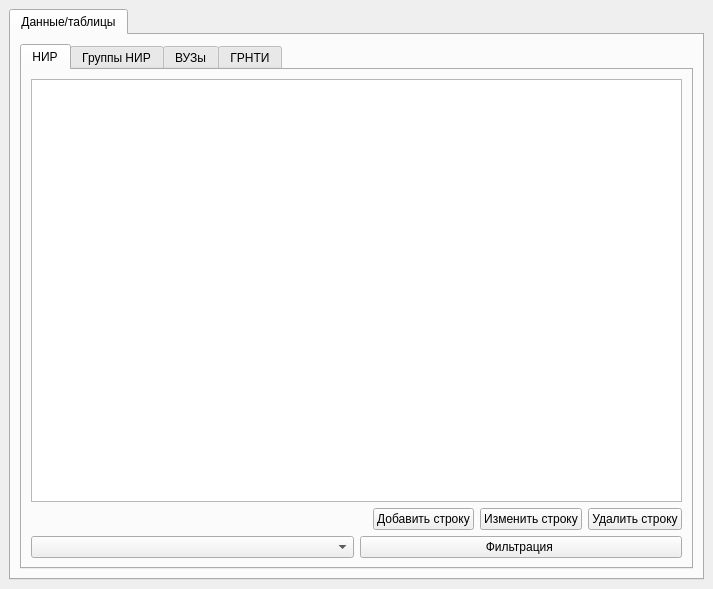
VaninaAY/SYBD, file MF.ui: the form before one commit.
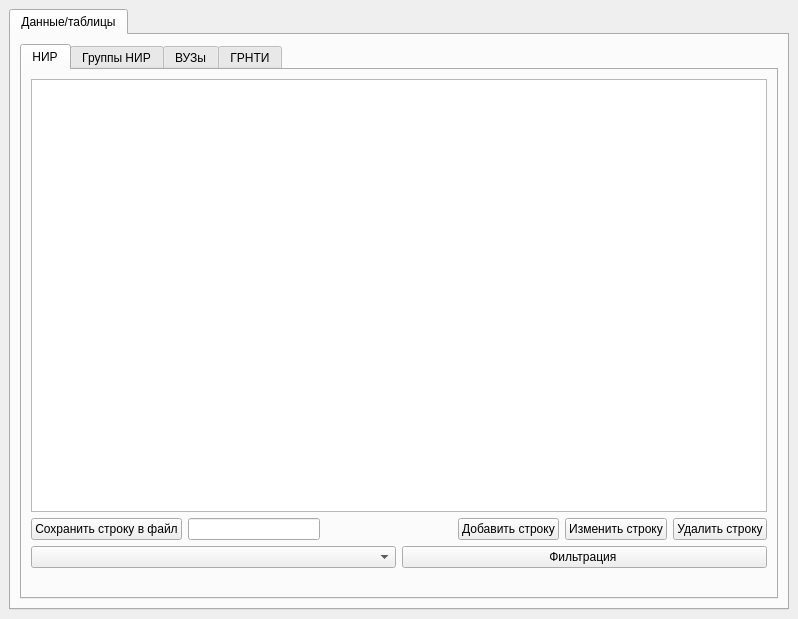
The form after the commit. The open tabs and pages were chosen to show the change.

```diff
--- a/MF.ui
+++ b/MF.ui
@@ -6,8 +6,8 @@
    <rect>
     <x>0</x>
     <y>0</y>
-    <width>713</width>
-    <height>589</height>
+    <width>798</width>
+    <height>619</height>
    </rect>
   </property>
   <property name="windowTitle">
@@ -44,6 +44,20 @@
             </item>
             <item>
              <layout class="QHBoxLayout" name="horizontalLayout_3">
+              <item>
+               <widget class="QPushButton" name="save_row">
+                <property name="text">
+                 <string>Сохранить строку в файл</string>
+                </property>
+               </widget>
+              </item>
+              <item>
+               <widget class="QLineEdit" name="cards_name">
+                <property name="text">
+                 <string/>
+                </property>
+               </widget>
+              </item>
               <item>
                <spacer name="horizontalSpacer">
                 <property name="orientation">
@@ -94,6 +108,13 @@
               </item>
              </layout>
             </item>
+            <item>
+             <widget class="QLabel" name="check_card_name">
+              <property name="text">
+               <string/>
+              </property>
+             </widget>
+            </item>
            </layout>
           </widget>
           <widget class="QWidget" name="tab_6">
```
Left out of the diff: 18 changed lines with no effect on the pictures.
